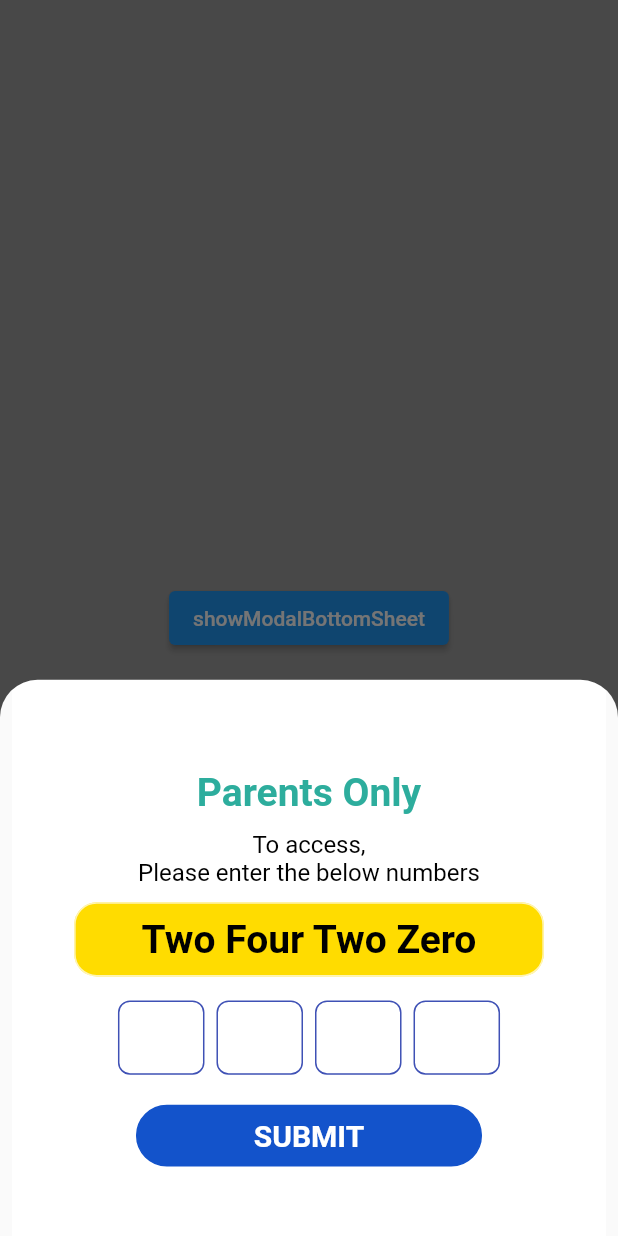
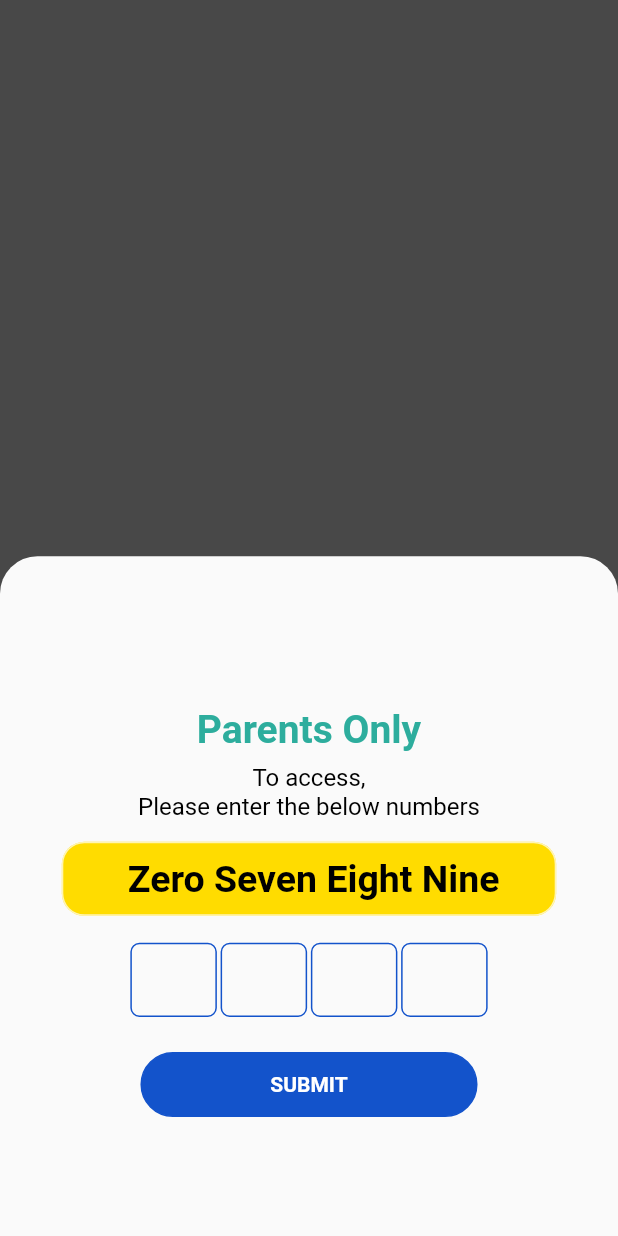
Before and after one commit to pandeyKaviraj/FlutterAssignment1, a Flutter app: the screen it shows after launch, after a tap on "showModalBottomSheet", on a phone screen of 412 x 824 dp. Run offline on Flutter 3.47's test engine with Material 2 defaults, Android fonts, the phone set to English and light mode, and no system bars; drawn by our look-alikes of auto_size_text, pin_code_fields, pin_code_text_field; Roboto replaces fonts that are missing (Poppins).

Commit message:
My Second Commit UI OTP Update

```diff
--- a/lib/main.dart
+++ b/lib/main.dart
@@ -1,6 +1,7 @@
 import 'package:flutter/material.dart';
 import 'package:auto_size_text/auto_size_text.dart';
-import 'package:pin_code_text_field/pin_code_text_field.dart';
+import 'package:pin_code_fields/pin_code_fields.dart';
+import 'dart:math';
 
 void main() => runApp(const MyApp());
 
@@ -11,7 +12,7 @@ class MyApp extends StatelessWidget {
     return MaterialApp(
       home: Scaffold(
         backgroundColor: Colors.black38,
-        body: const MyStatelessWidget(),
+        body: MyStatelessWidget(),
         resizeToAvoidBottomInset: true,
       ),
     );
@@ -19,38 +20,39 @@ class MyApp extends StatelessWidget {
 }
 
 class MyStatelessWidget extends StatelessWidget {
-  const MyStatelessWidget({Key? key}) : super(key: key);
-
+  TextEditingController textEditingController = TextEditingController();
   @override
   Widget build(BuildContext context) {
     return Center(
       child: ElevatedButton(
         child: const Text('showModalBottomSheet'),
         onPressed: () {
-          showModalBottomSheet<dynamic>(
+          showModalBottomSheet<void>(
             context: context,
             isScrollControlled: true,
+            clipBehavior: Clip.antiAliasWithSaveLayer,
             shape: RoundedRectangleBorder(
               borderRadius: BorderRadius.vertical(
                 top: Radius.circular(25),
               ),
             ),
-            clipBehavior: Clip.antiAliasWithSaveLayer,
             builder: (BuildContext context) {
               return Padding(
                 padding: EdgeInsets.only(
                     bottom: MediaQuery.of(context).viewInsets.bottom),
                 child: Container(
-                  height: MediaQuery.of(context).size.height * 0.45,
-                  color: Colors.white,
-                  child: Center(
+                  height: MediaQuery.of(context).size.height * 0.55,
+                  padding:
+                      EdgeInsets.only(left: 16, top: 20, right: 16, bottom: 16),
+                  alignment: Alignment.center,
                   child: Column(
-                      mainAxisAlignment: MainAxisAlignment.center,
+                    crossAxisAlignment: CrossAxisAlignment.center,
                     mainAxisSize: MainAxisSize.min,
                     children: <Widget>[
-                        //Parents only
-                        Center(
-                          child: Container(
+                      //Parents only section column 1
+                      Container(
+                        padding: EdgeInsets.all(4.0),
+                        margin: EdgeInsets.only(top: 26),
                         child: AutoSizeText(
                           'Parents Only',
                           style: TextStyle(
@@ -62,29 +64,31 @@ class MyStatelessWidget extends StatelessWidget {
                           textAlign: TextAlign.center,
                           minFontSize: 18,
                         ),
-                            padding: EdgeInsets.only(top: 14),
                       ),
-                        ),
-                        //Please only
-                        Center(
-                          child: Container(
+
+                      //Please only section column 2
+                      Container(
+                        margin: EdgeInsets.only(top: 4, bottom: 4),
                         child: AutoSizeText(
                           'To access,\n'
                           'Please enter the below numbers',
                           style: TextStyle(
                             fontSize: 16.0,
-                                fontWeight: FontWeight.normal,
+                            fontWeight: FontWeight.w400,
                             fontFamily: 'Poppins',
                             color: Color(0XFF000000),
                           ),
                           textAlign: TextAlign.center,
                         ),
-                            margin: EdgeInsets.only(top: 10),
                       ),
-                        ),
-                        //Add container and work
-                        Center(
-                          child: Container(
+
+                      //Yellow OTP section Column 3
+                      Container(
+                        width: MediaQuery.of(context).size.height * 0.40,
+                        height: MediaQuery.of(context).size.height * 0.06,
+                        margin: EdgeInsets.only(top: 10, bottom: 12),
+                        padding: EdgeInsets.all(1),
+                        alignment: Alignment.center,
                         decoration: BoxDecoration(
                           color: Color(0XFFFFDC00),
                           border: Border.all(
@@ -95,60 +99,80 @@ class MyStatelessWidget extends StatelessWidget {
                           ),
                         ),
                         child: AutoSizeText(
-                              'Two Four Two Zero',
+                          addString(),
                           style: TextStyle(
                             fontFamily: 'Poppins',
-                                fontSize: 26,
+                            fontSize: 25,
                             fontWeight: FontWeight.bold,
                             color: Color(0XFF000000),
                             backgroundColor: Color(0XFFFFDC00),
+                            //wordSpacing: 1,
                           ),
                           textAlign: TextAlign.center,
-                              minFontSize: 18,
+                          minFontSize: 16,
                           maxLines: 2,
                         ),
+                      ),
+
+                      //Pin code field column section 4
+                      Container(
+                        padding: EdgeInsets.all(2),
                         alignment: Alignment.center,
-                            width: MediaQuery.of(context).size.height * 0.38,
-                            height: MediaQuery.of(context).size.height * 0.06,
-                            padding: EdgeInsets.all(5),
-                            margin: EdgeInsets.only(top: 10),
+                        width: MediaQuery.of(context).size.width * 0.6,
+                        height: MediaQuery.of(context).size.height * 0.075,
+                        margin: EdgeInsets.only(top: 4, bottom: 8),
+                        child: PinCodeTextField(
+                          showCursor: true,
+                          cursorColor: Colors.blue,
+                          cursorWidth: 1,
+                          cursorHeight: 16,
+                          appContext: context,
+                          autoFocus: true,
+                          length: 4,
+                          keyboardType: TextInputType.phone,
+                          obscureText: false,
+                          mainAxisAlignment: MainAxisAlignment.spaceEvenly,
+                          scrollPadding: EdgeInsets.only(),
+                          textStyle: TextStyle(
+                            fontSize: 25.0,
+                          ),
+                          pinTheme: PinTheme(
+                            shape: PinCodeFieldShape.box,
+                            borderRadius: BorderRadius.circular(6),
+                            activeColor: Color.fromRGBO(19, 83, 203, 1),
+                            selectedFillColor: Color.fromRGBO(19, 83, 203, 1),
+                            selectedColor: Color.fromRGBO(19, 83, 203, 1),
+                            //activeFillColor: Color.fromRGBO(19, 83, 203, 1),
+                            borderWidth: 1,
+                            errorBorderColor: Colors.redAccent,
+                            inactiveColor: Color.fromRGBO(19, 83, 203, 1),
+                            fieldHeight:
+                                MediaQuery.of(context).size.height * 0.06,
+                            fieldWidth:
+                                MediaQuery.of(context).size.height * 0.07,
+                          ),
+                          //animationDuration: Duration(milliseconds: 300),
+                          //enableActiveFill: true,
+                          onChanged: (value) {},
+                          onCompleted: (v) {
+                            print("Completed");
+                          },
+                          beforeTextPaste: (text) {
+                            print("Allowing to paste $text");
+                            //if you return true then it will show the paste confirmation dialog. Otherwise if false, then nothing will happen.
+                            //but you can show anything you want here, like your pop up saying wrong paste format or etc
+                            return true;
+                          },
                         ),
                       ),
-                        //Pin code field work
-                        Center(
-                          child: Container(
-                            child: Padding(
-                              padding: const EdgeInsets.only(),
-                              child: PinCodeTextField(
-                                autofocus: true,
-                                highlight: true,
-                                highlightColor: Colors.indigo,
-                                defaultBorderColor: Colors.indigo,
-                                pinBoxBorderWidth: 1.0,
-                                maxLength: 4,
-                                pinBoxWidth:
-                                    MediaQuery.of(context).size.height * 0.07,
-                                pinBoxHeight:
-                                    MediaQuery.of(context).size.height * 0.06,
-                                wrapAlignment: WrapAlignment.spaceAround,
-                                pinBoxDecoration: ProvidedPinBoxDecoration
-                                    .defaultPinBoxDecoration,
-                                pinBoxRadius: 8.0,
-                                pinTextStyle: TextStyle(
-                                  fontSize: 25.0,
-                                ),
-                                keyboardType: TextInputType.phone,
-                              ),
-                            ),
-                            alignment: Alignment.center,
-                            margin: EdgeInsets.only(top: 16, bottom: 20),
-                          ),
-                        ),
-                        //Submit button
-                        Center(
-                          child: Container(
-                            height: MediaQuery.of(context).size.height * 0.05,
+
+                      //Submit button Column 5
+                      Container(
+                        height: MediaQuery.of(context).size.height * 0.055,
                         width: MediaQuery.of(context).size.height * 0.28,
+                        padding: EdgeInsets.only(
+                            left: 3, top: 1, right: 3, bottom: 1),
+                        margin: EdgeInsets.only(top: 4, bottom: 12),
                         child: GestureDetector(
                           onTap: () {},
                           child: Container(
@@ -162,29 +186,25 @@ class MyStatelessWidget extends StatelessWidget {
                             child: Column(
                               mainAxisAlignment: MainAxisAlignment.center,
                               children: <Widget>[
-                                    Center(
-                                      child: AutoSizeText(
-                                        "SUBMIT",
+                                AutoSizeText(
+                                  'SUBMIT',
                                   style: TextStyle(
                                     color: Colors.white,
                                     fontFamily: 'Poppins',
-                                          fontSize: 20,
+                                    fontSize: 14,
                                     fontWeight: FontWeight.bold,
                                   ),
+                                  textAlign: TextAlign.center,
                                   minFontSize: 12,
                                   maxLines: 2,
-                                      ),
                                 ),
                               ],
                             ),
                           ),
                         ),
                       ),
-                        ),
                     ],
                   ),
-                  ),
-                  margin: EdgeInsets.only(right: 8, left: 8),
                 ),
               );
             },
@@ -193,4 +213,30 @@ class MyStatelessWidget extends StatelessWidget {
       ),
     );
   }
+
+  //Function to return string in OTP field
+  String addString() {
+    String newStr = '';
+    String str;
+    var currentNum;
+    final Map<int, String> someMap = {
+      0: 'Zero',
+      1: 'One',
+      2: 'Two',
+      3: 'Three',
+      4: 'Four',
+      5: 'Five',
+      6: 'Six',
+      7: 'Seven',
+      8: 'Eight',
+      9: 'Nine'
+    };
+    var ran = new Random();
+    for (var i = 0; i < 4; i++) {
+      currentNum = ran.nextInt(10);
+      str = someMap[currentNum].toString();
+      newStr = newStr + ' ' + str;
     }
+    return newStr;
+  }
+}
```
Also changed, not shown: pubspec.yaml (+2 -6 lines), fonts/Poppins-Regular.ttf (deleted), pubspec.lock. Lines whose indentation alone changed are shown as unchanged.
